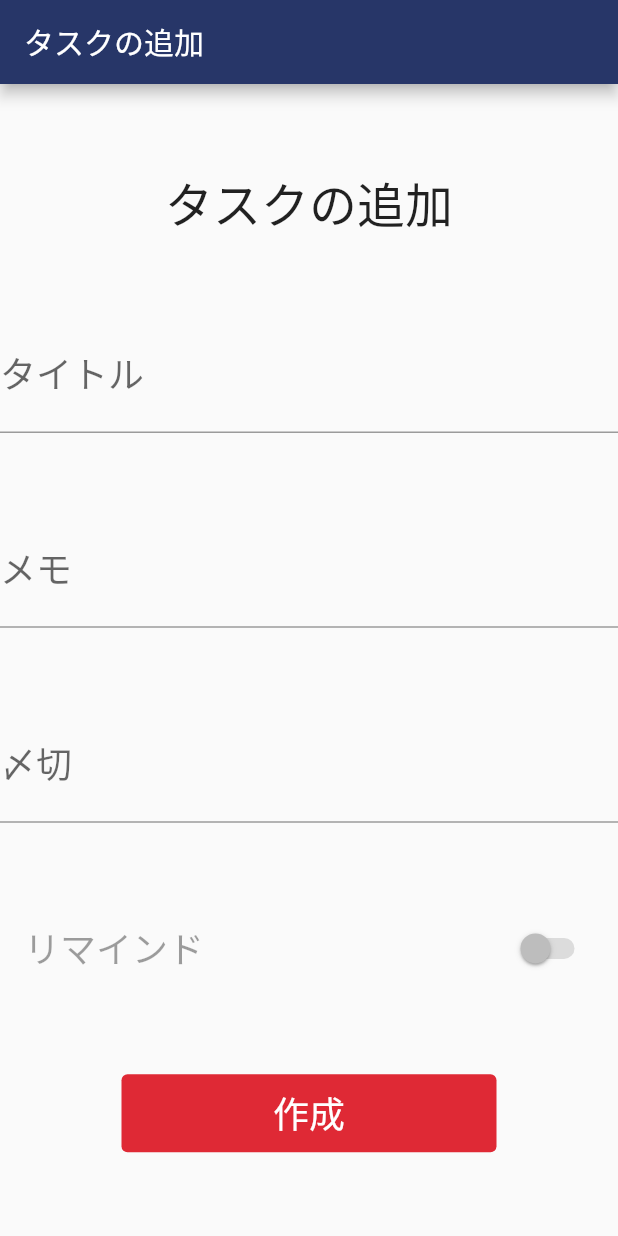
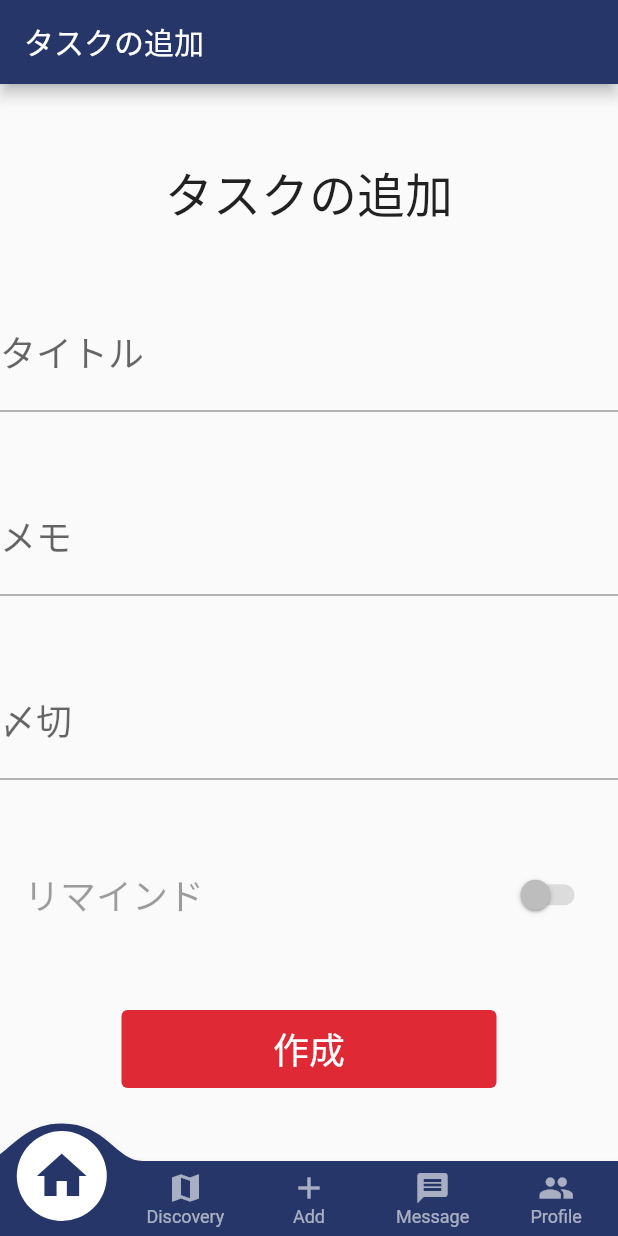
Before and after one commit to feather16/TASKeai, a Flutter app: the HomeScreen screen opened directly, item 3 of the bottom bar chosen, on a phone screen of 412 x 824 dp. Run offline on Flutter 3.47's test engine with Material 2 defaults, Android fonts, the phone set to English and light mode, and no system bars; drawn by our look-alikes of convex_bottom_bar.

Commit message:
画面遷移

```diff
--- a/lib/task_edit.dart
+++ b/lib/task_edit.dart
@@ -1,4 +1,9 @@
 import 'package:flutter/material.dart';
+import 'package:convex_bottom_bar/convex_bottom_bar.dart';
+import 'package:todo1/todo.dart';
+import 'package:todo1/timeline.dart';
+import 'package:todo1/mypage.dart';
+import 'package:todo1/task_edit.dart';
 
 class task_edit extends StatelessWidget {
   // This widget is the home page of your application. It is stateful, meaning
@@ -21,6 +26,38 @@
         appBar: AppBar(
           title: const Text('タスクの追加'),
           backgroundColor: const Color(0xff273668),
+        ),
+        bottomNavigationBar: ConvexAppBar(
+          items: [
+            TabItem(icon: Icons.home, title: 'Home'),
+            TabItem(icon: Icons.map, title: 'Discovery'),
+            TabItem(icon: Icons.add, title: 'Add'),
+            TabItem(icon: Icons.message, title: 'Message'),
+            TabItem(icon: Icons.people, title: 'Profile'),
+          ],
+          backgroundColor: const Color(0xFF273668),
+          onTap: (int i) => {
+            if(i == 0){
+              Navigator.push(context, MaterialPageRoute(
+                  builder: (context) => todo()
+              ))
+            }
+            else if(i == 1){
+              Navigator.push(context, MaterialPageRoute(
+                  builder: (context) => timeline(title: 'タイムライン')
+              ))
+            }
+            /*else if(i == 2){
+              Navigator.push(context, MaterialPageRoute(
+                  builder: (context) => task_edit()
+              ))
+            }*/
+            else if(i == 4){
+                Navigator.push(context, MaterialPageRoute(
+                    builder: (context) => mypage(title: 'マイページ')
+                ))
+              }
+          },
         ),
         body: Center(
           child: Column(
```
